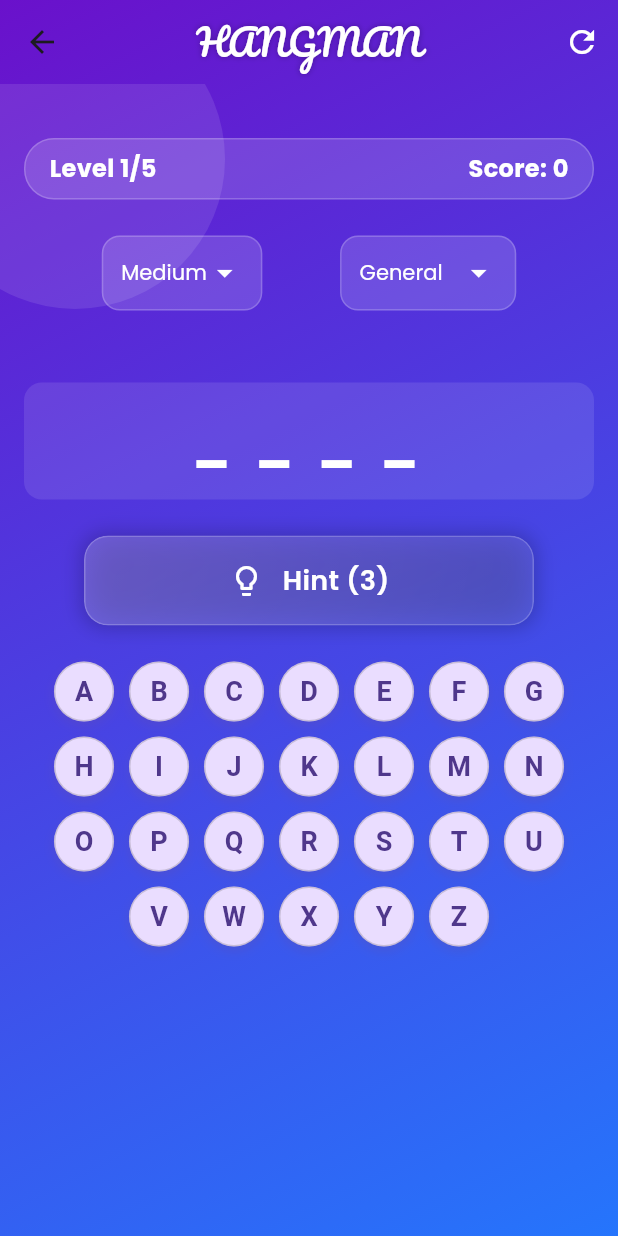
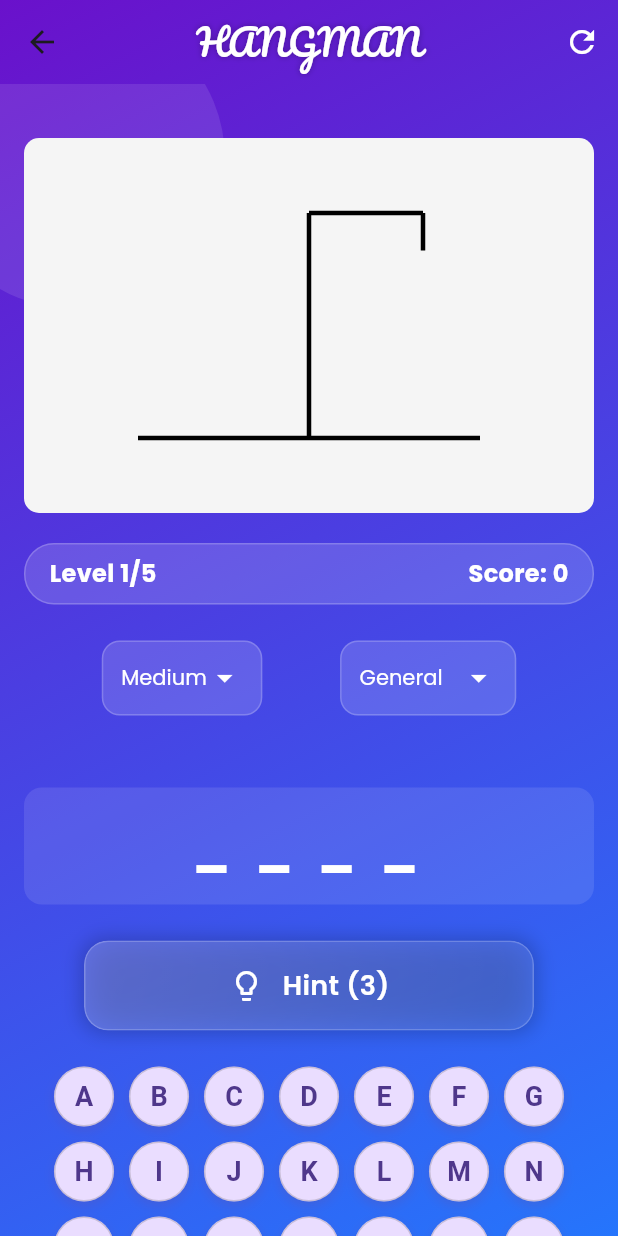
Before and after one commit to Gul-Is-Here/Hangmen-Game, a Flutter app: the GameScreen screen opened directly, on a phone screen of 412 x 824 dp. Run offline on Flutter 3.47's test engine with Material 3 defaults, Android fonts, the phone set to English and light mode, and no system bars; drawn by our look-alikes of flutter_animate; our stand-ins replace audioplayers, confetti, get, google_fonts, sqflite, vibration; accounts and stored records are empty.

Commit message:
'Complete game'

```diff
--- a/lib/main.dart
+++ b/lib/main.dart
@@ -15,6 +15,8 @@ class MyApp extends StatelessWidget {
   final GameController gameController = Get.put(GameController());
   final SettingsController settingsController = Get.put(SettingsController());
 
+   MyApp({super.key});
+
   @override
   Widget build(BuildContext context) {
     return GetMaterialApp(
--- a/lib/views/game_screen.dart
+++ b/lib/views/game_screen.dart
@@ -194,8 +194,21 @@ class GameScreen extends StatelessWidget {
                     crossAxisAlignment: CrossAxisAlignment.stretch,
                     children: [
                       SizedBox(height: 20),
-
+                      Container(
+                        height: 250,
+                        width: double.infinity,
+                        decoration: BoxDecoration(
+                          color: Colors.grey[100],
+                          borderRadius: BorderRadius.circular(10),
+                        ),
+                        child: CustomPaint(
+                          painter: HangmanPainter(
+                            mistakes: 6 - game.attemptsLeft,
+                          ),
+                        ),
+                      ),
                       // Level and Progress
+                      SizedBox(height: 20),
                       Container(
                         padding: EdgeInsets.symmetric(
                           horizontal: 16,
--- a/pubspec.yaml
+++ b/pubspec.yaml
@@ -16,7 +16,7 @@ publish_to: 'none' # Remove this line if you wish to publish to pub.dev
 # https://developer.apple.com/library/archive/documentation/General/Reference/InfoPlistKeyReference/Articles/CoreFoundationKeys.html
 # In Windows, build-name is used as the major, minor, and patch parts
 # of the product and file versions while build-number is used as the build suffix.
-version: 1.0.0+1
+version: 1.0.1+2
 
 environment:
   sdk: ^3.8.1
```
Also changed, not shown: lib/controllers/game_controller.dart (+25 -25 lines), lib/views/hangman_screen.dart (+10 -7 lines), 8 other files.
